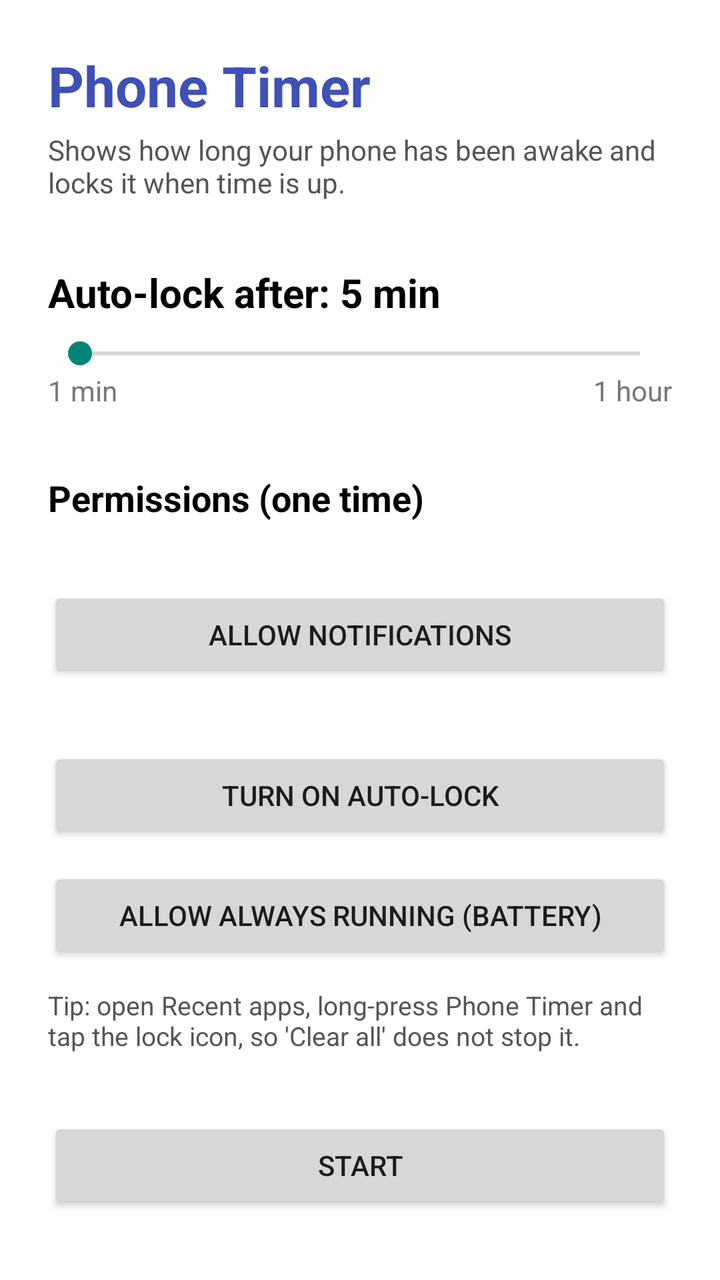
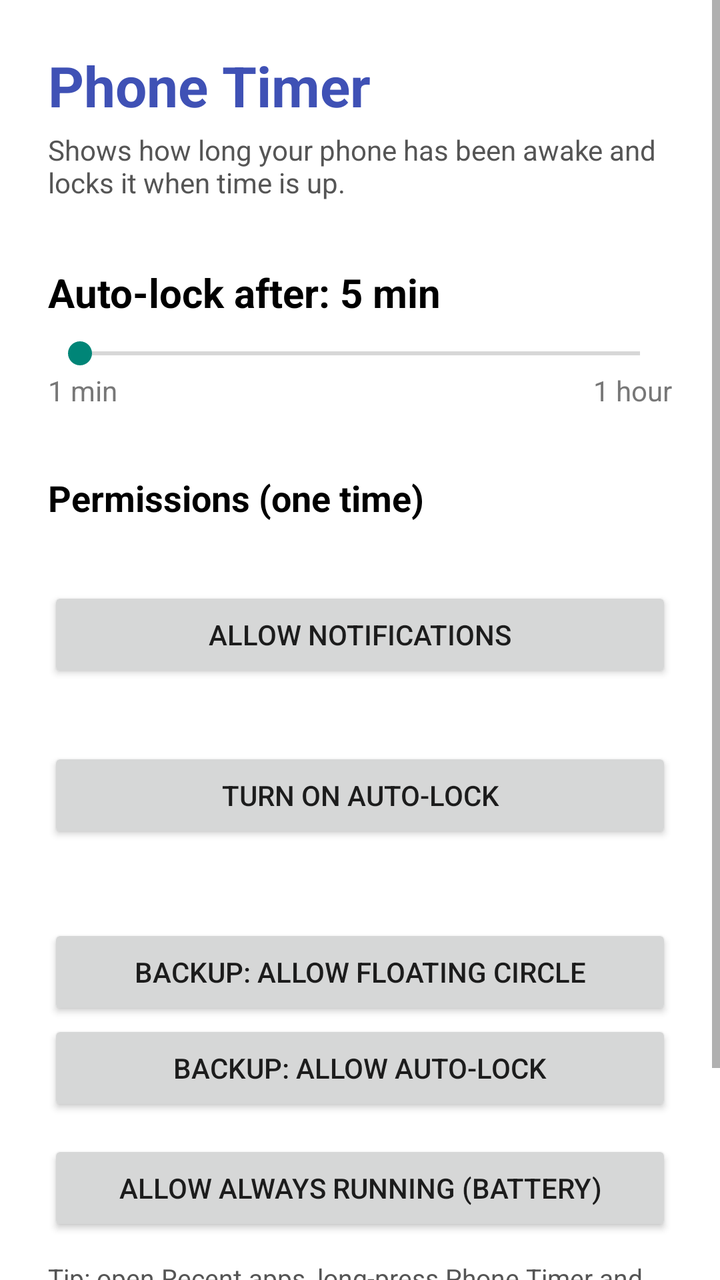

The first picture is an Android layout as it rendered before a commit; the second is the same layout after the commit. The layout source and the unified diff follow.
<!-- AndroidManifest.xml: application theme android:Theme.Material.Light.NoActionBar -->
<!-- res/layout/activity_main.xml -->
<?xml version="1.0" encoding="utf-8"?>
<ScrollView xmlns:android="http://schemas.android.com/apk/res/android"
    android:layout_width="match_parent"
    android:layout_height="match_parent"
    android:fillViewport="true"
    android:background="#FFFFFF">

    <LinearLayout
        android:layout_width="match_parent"
        android:layout_height="wrap_content"
        android:orientation="vertical"
        android:padding="24dp">

        <TextView
            android:layout_width="wrap_content"
            android:layout_height="wrap_content"
            android:text="Phone Timer"
            android:textColor="#3F51B5"
            android:textSize="28sp"
            android:textStyle="bold" />

        <TextView
            android:layout_width="wrap_content"
            android:layout_height="wrap_content"
            android:layout_marginTop="4dp"
            android:text="Shows how long your phone has been awake and locks it when time is up."
            android:textColor="#555555"
            android:textSize="14sp" />

        <TextView
            android:id="@+id/tvLimit"
            android:layout_width="wrap_content"
            android:layout_height="wrap_content"
            android:layout_marginTop="32dp"
            android:text="Auto-lock after: 5 min"
            android:textColor="#000000"
            android:textSize="20sp"
            android:textStyle="bold" />

        <SeekBar
            android:id="@+id/seekLimit"
            android:layout_width="match_parent"
            android:layout_height="wrap_content"
            android:layout_marginTop="8dp" />

        <LinearLayout
            android:layout_width="match_parent"
            android:layout_height="wrap_content"
            android:orientation="horizontal">

            <TextView
                android:layout_width="0dp"
                android:layout_height="wrap_content"
                android:layout_weight="1"
                android:text="1 min"
                android:textColor="#777777" />

            <TextView
                android:layout_width="wrap_content"
                android:layout_height="wrap_content"
                android:text="1 hour"
                android:textColor="#777777" />
        </LinearLayout>

        <TextView
            android:layout_width="wrap_content"
            android:layout_height="wrap_content"
            android:layout_marginTop="32dp"
            android:text="Permissions (one time)"
            android:textColor="#000000"
            android:textSize="18sp"
            android:textStyle="bold" />

        <TextView
            android:id="@+id/tvNotif"
            android:layout_width="wrap_content"
            android:layout_height="wrap_content"
            android:layout_marginTop="12dp"
            android:textColor="#000000"
            android:textSize="15sp" />

        <Button
            android:id="@+id/btnNotif"
            android:layout_width="match_parent"
            android:layout_height="wrap_content"
            android:text="Allow notifications" />

        <TextView
            android:id="@+id/tvLock"
            android:layout_width="wrap_content"
            android:layout_height="wrap_content"
            android:layout_marginTop="12dp"
            android:textColor="#000000"
            android:textSize="15sp" />

        <Button
            android:id="@+id/btnLock"
            android:layout_width="match_parent"
            android:layout_height="wrap_content"
            android:text="Turn on auto-lock" />

        <Button
            android:id="@+id/btnBattery"
            android:layout_width="match_parent"
            android:layout_height="wrap_content"
            android:layout_marginTop="12dp"
            android:text="Allow always running (battery)" />

        <TextView
            android:layout_width="wrap_content"
            android:layout_height="wrap_content"
            android:layout_marginTop="12dp"
            android:text="Tip: open Recent apps, long-press Phone Timer and tap the lock icon, so 'Clear all' does not stop it."
            android:textColor="#555555"
            android:textSize="13sp" />

        <Button
            android:id="@+id/btnToggle"
            android:layout_width="match_parent"
            android:layout_height="wrap_content"
            android:layout_marginTop="32dp"
            android:text="Start" />
    </LinearLayout>
</ScrollView>
<!-- resources referenced by this layout -->
<resources>

</resources>

<!-- the commit's change to res/layout/activity_main.xml (unified diff, before → after) -->
@@ -99,6 +99,26 @@
             android:layout_height="wrap_content"
             android:text="Turn on auto-lock" />
 
+        <TextView
+            android:id="@+id/tvBackup"
+            android:layout_width="wrap_content"
+            android:layout_height="wrap_content"
+            android:layout_marginTop="20dp"
+            android:textColor="#000000"
+            android:textSize="15sp" />
+
+        <Button
+            android:id="@+id/btnOverlay"
+            android:layout_width="match_parent"
+            android:layout_height="wrap_content"
+            android:text="Backup: allow floating circle" />
+
+        <Button
+            android:id="@+id/btnAdmin"
+            android:layout_width="match_parent"
+            android:layout_height="wrap_content"
+            android:text="Backup: allow auto-lock" />
+
         <Button
             android:id="@+id/btnBattery"
             android:layout_width="match_parent"
